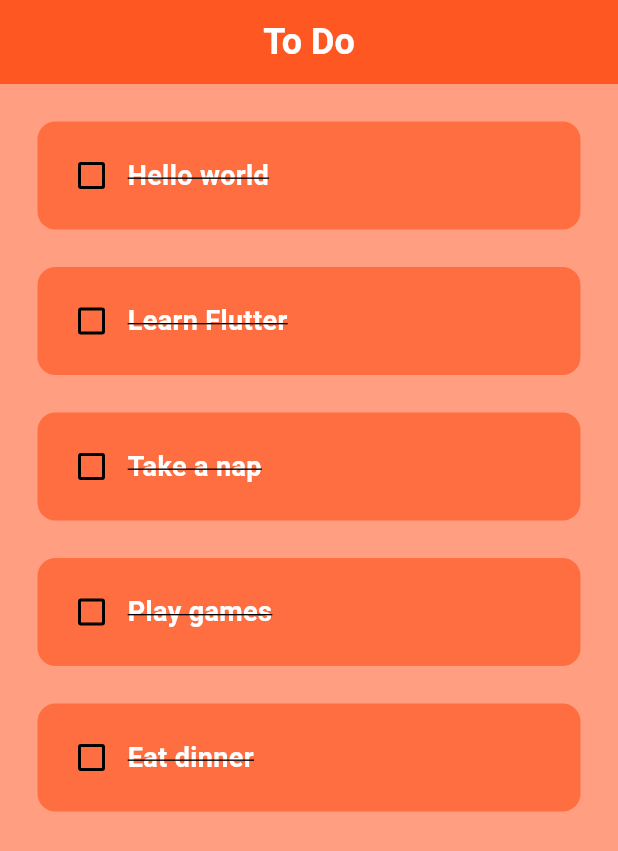
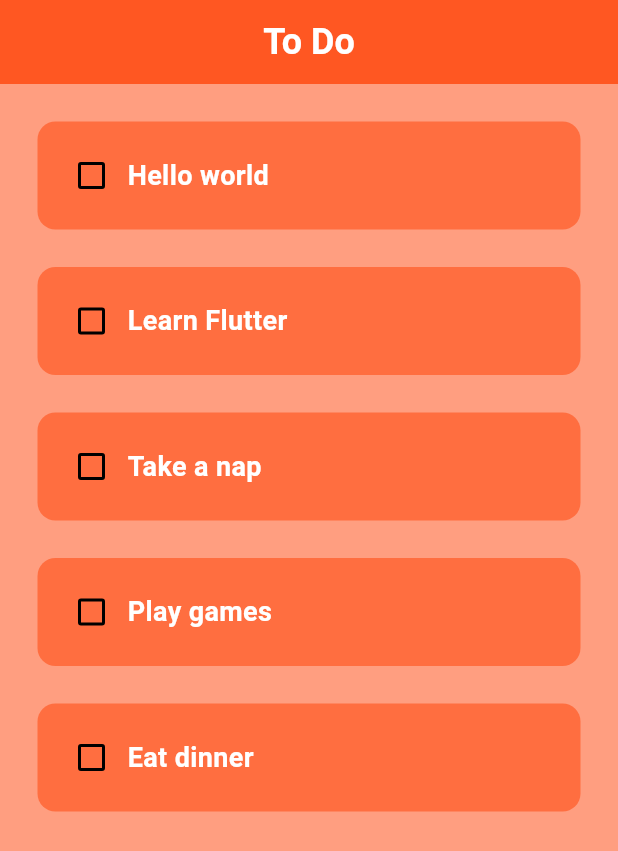
Before and after one commit to BW404/dino_todo, a Flutter app: the screen it shows after launch, on a phone screen of 412 x 824 dp. Shown: the top 851 px of the screen. Run offline on Flutter 3.47's test engine with Material 3 defaults, Android fonts, the phone set to English and light mode, and no system bars.

Commit message:
Update: 2025-02-16 22:30:57

```diff
--- a/lib/util/todo_tile.dart
+++ b/lib/util/todo_tile.dart
@@ -35,7 +35,7 @@ class ToDoTile extends StatelessWidget {
                 color: Colors.white,
                 fontSize: 18,
                 fontWeight: FontWeight.bold,
-                decoration:TextDecoration.lineThrough,
+                decoration: taskCompleted ? TextDecoration.lineThrough : TextDecoration.none,
               ),
             ),
           ],
```
